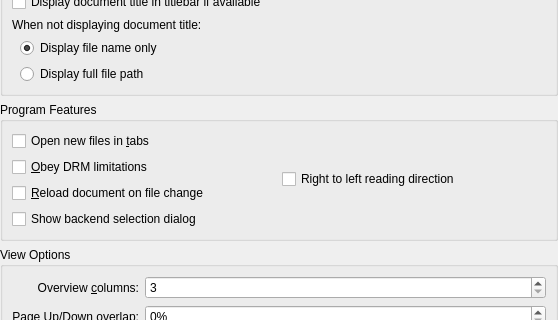
Before: the Qt Designer form conf/dlggeneralbase.ui in KDE/okular, drawn with Qt 5; both pictures show x 0 to 558 and y 115 to 435 of the 558 by 575 pixel window.
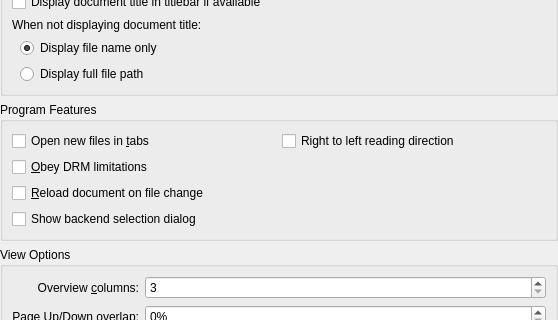
After: the same form once the commit is applied.

Commit message: Match the spring actually push things up

What changed in the file:
```diff
--- a/conf/dlggeneralbase.ui
+++ b/conf/dlggeneralbase.ui
@@ -297,9 +297,6 @@
           <property name="orientation">
            <enum>Qt::Vertical</enum>
           </property>
-          <property name="sizeType">
-           <enum>QSizePolicy::Minimum</enum>
-          </property>
           <property name="sizeHint" stdset="0">
            <size>
             <width>20</width>
```
